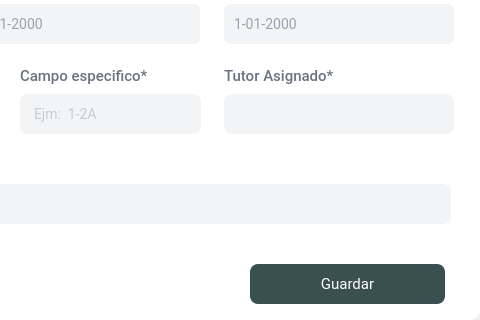
Above: App/source/ui_files/vinculacion_nuevo.ui from Bailon18/Vinculacion-desktop-python before the change; both pictures show x 230 to 710 and y 286 to 606 of the 710 by 606 pixel window. Below: the same form after it.
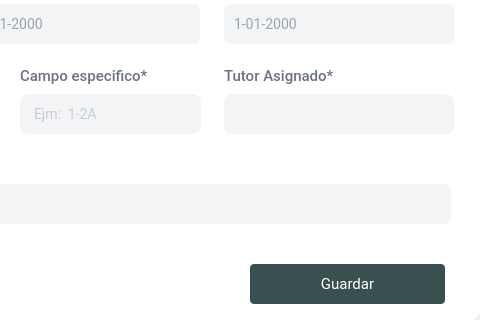
That is the form after the change. Icons and pictures are not drawn.

The edit to the form file:
```diff
--- a/App/source/ui_files/vinculacion_nuevo.ui
+++ b/App/source/ui_files/vinculacion_nuevo.ui
@@ -870,7 +870,7 @@
 color:white;
 padding:8px;
 background: #3A4F50;
-border-radius: 8px;}
+border-radius: 4px;}
 
 QPushButton:hover{background: #344647;
 border-radius: 8px; }
```
Left out of the diff: 2 changed lines with no effect on the pictures.
